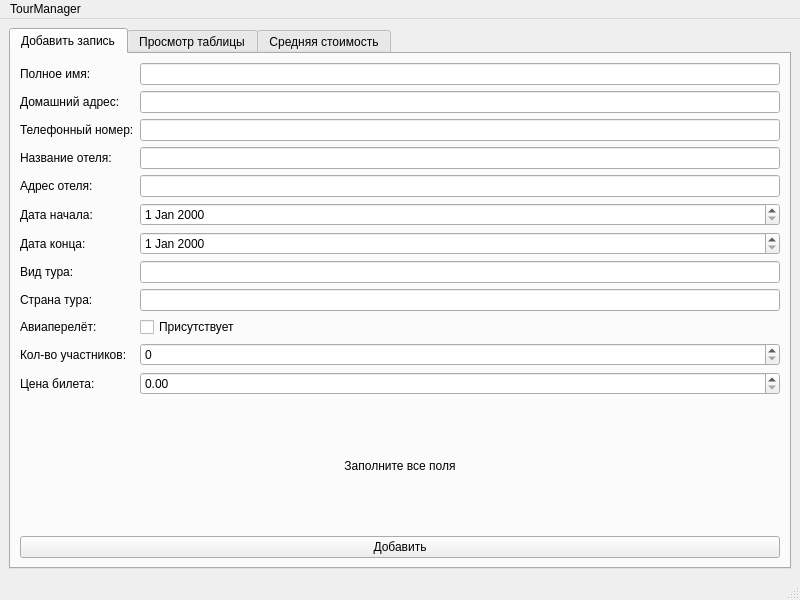
This is forms/MainWindow.ui in gleb-gerasimov/secure_tourism_db_system as Qt 5 draws it before an edit. The edited form follows.
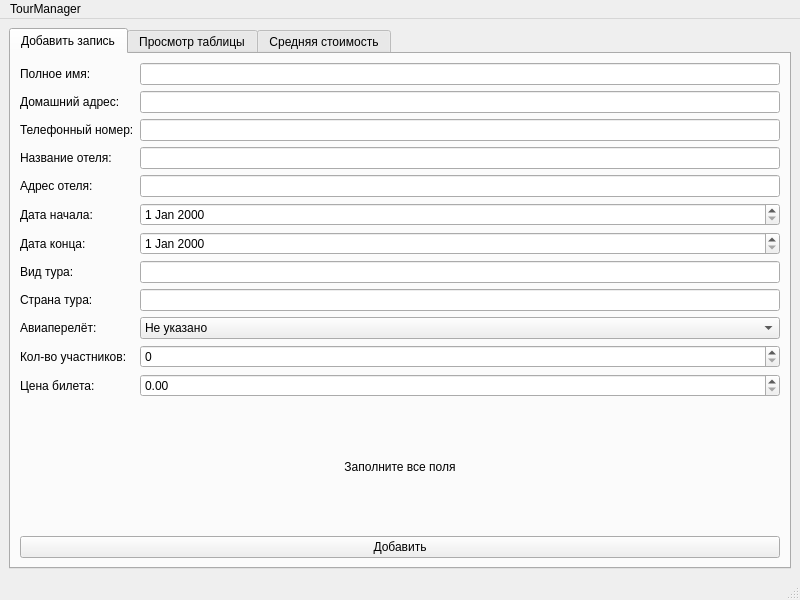
This is the edited form.

Commit message: Replace checkBox with comboBox MainWindow.ui

What changed in the file:
```diff
--- a/forms/MainWindow.ui
+++ b/forms/MainWindow.ui
@@ -126,13 +126,6 @@
               </property>
              </widget>
             </item>
-            <item row="9" column="1">
-             <widget class="QCheckBox" name="recordHasFlightCheckBox">
-              <property name="text">
-               <string>Присутствует</string>
-              </property>
-             </widget>
-            </item>
             <item row="10" column="0">
              <widget class="QLabel" name="recordParticipantsLabel">
               <property name="text">
@@ -151,7 +144,30 @@
              </widget>
             </item>
             <item row="11" column="1">
-             <widget class="QDoubleSpinBox" name="recordPriceDoubleSpinBox"/>
+             <widget class="QDoubleSpinBox" name="recordPriceDoubleSpinBox">
+              <property name="maximum">
+               <double>99999999.989999994635582</double>
+              </property>
+             </widget>
+            </item>
+            <item row="9" column="1">
+             <widget class="QComboBox" name="recordHasFlightComboBox">
+              <item>
+               <property name="text">
+                <string>Не указано</string>
+               </property>
+              </item>
+              <item>
+               <property name="text">
+                <string>Да</string>
+               </property>
+              </item>
+              <item>
+               <property name="text">
+                <string>Нет</string>
+               </property>
+              </item>
+             </widget>
             </item>
            </layout>
           </item>
```
Left out of the diff: 21 changed lines with no effect on the pictures.
